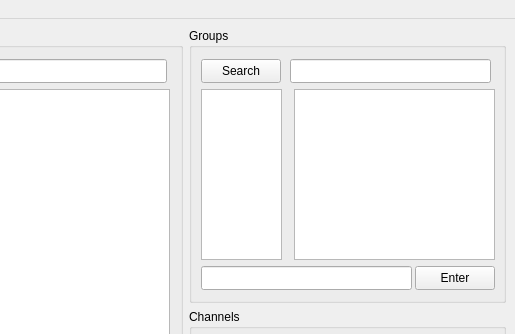
The window that FinalProject_Messenger/startwindow.ui (Behdad-AVI-203/Messenger_CodeX_11) describes before a commit, drawn with Qt 5; both pictures show x 144 to 659 and y 0 to 334 of the 659 by 593 pixel window.
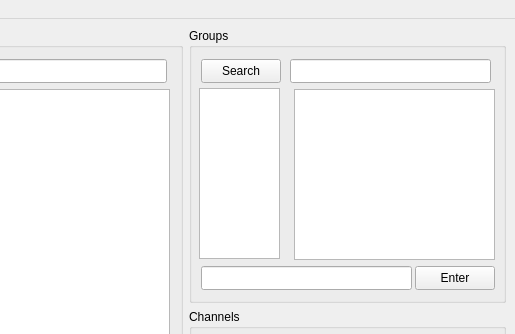
The same window after the commit.

Commit message: Completing the saving in the file of the channel messages in the files as Json

The edit to the form file:
```diff
--- a/FinalProject_Messenger/startwindow.ui
+++ b/FinalProject_Messenger/startwindow.ui
@@ -116,16 +116,6 @@
         </rect>
        </property>
       </widget>
-      <widget class="QTextEdit" name="textEdit_groups">
-       <property name="geometry">
-        <rect>
-         <x>12</x>
-         <y>61</y>
-         <width>81</width>
-         <height>171</height>
-        </rect>
-       </property>
-      </widget>
       <widget class="QLineEdit" name="lineEdit_message_2">
        <property name="geometry">
         <rect>
@@ -162,6 +152,16 @@
         <string>Search</string>
        </property>
       </widget>
+      <widget class="QTextEdit" name="textEdit_channels_2">
+       <property name="geometry">
+        <rect>
+         <x>10</x>
+         <y>60</y>
+         <width>81</width>
+         <height>171</height>
+        </rect>
+       </property>
+      </widget>
      </widget>
     </item>
     <item row="1" column="1">
```
The commit also changes 6 other files.
